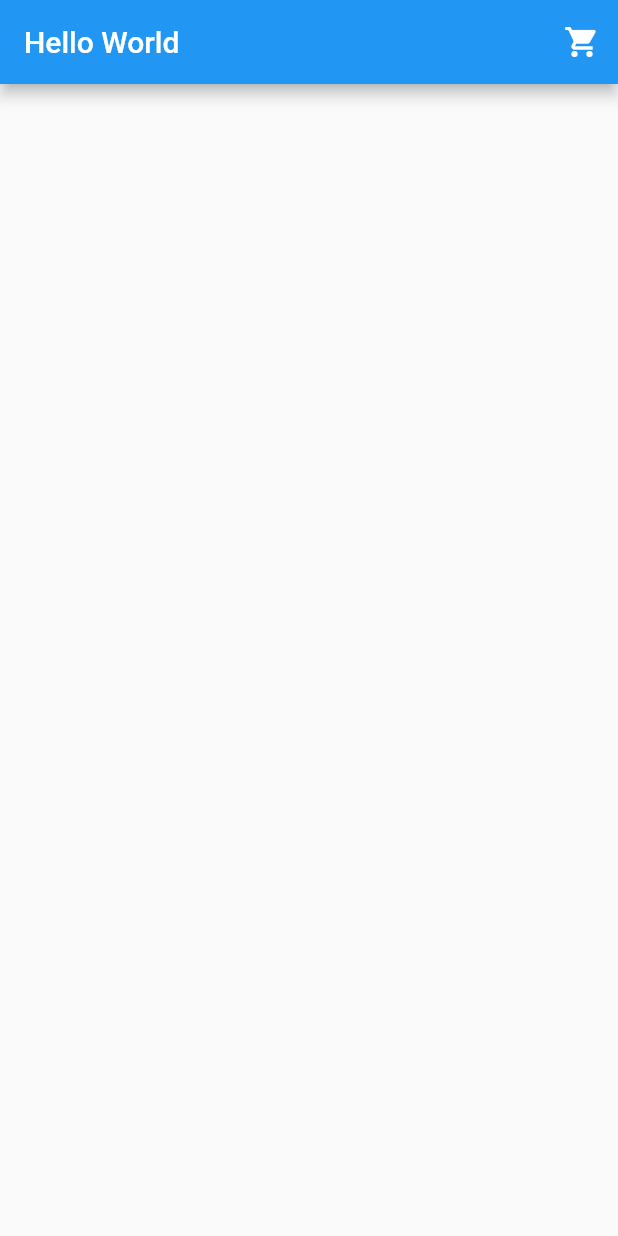
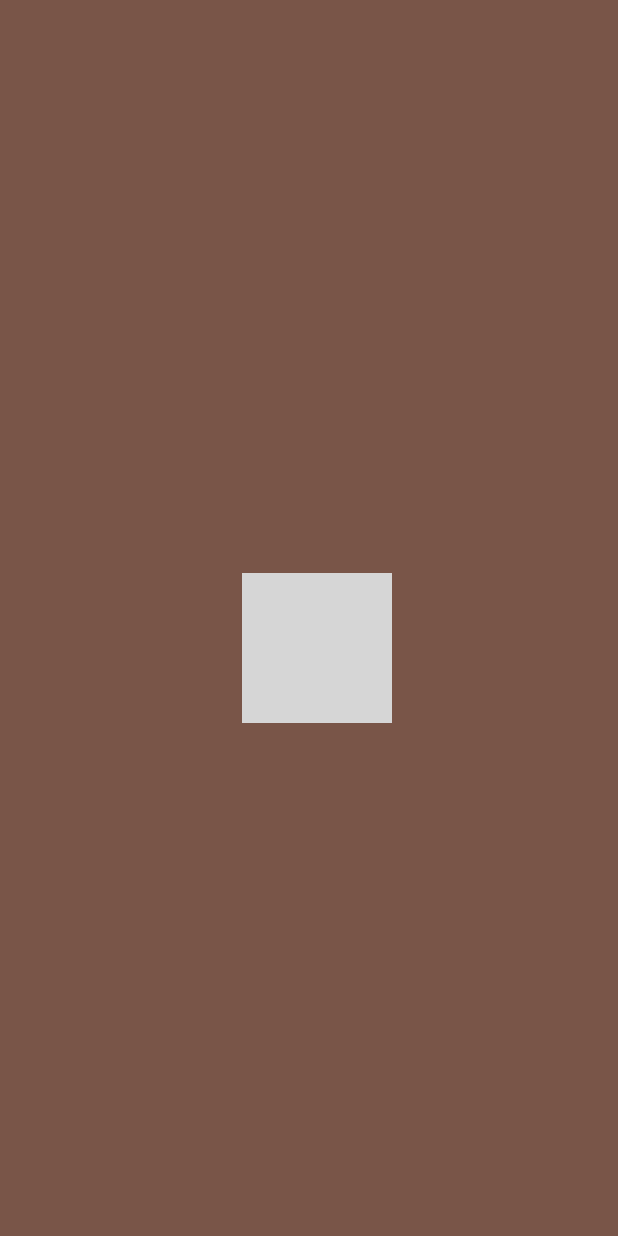
Before and after one commit to joaquinewha/Proyecto-Puma-Katari, a Flutter app: the screen it shows after launch, on a phone screen of 412 x 824 dp. Run offline on Flutter 3.47's test engine with Material 2 defaults, Android fonts, the phone set to English and light mode, and no system bars; grey boxes are pictures that could not be loaded.

Commit message:
Avance
Primary Changes

```diff
--- /dev/null
+++ b/buses_puma_gps/lib/Home.dart
@@ -0,0 +1,20 @@
+import 'package:buses_puma_gps/Widgets.dart';
+import 'package:flutter/cupertino.dart';
+import 'package:flutter/material.dart';
+
+class Home extends StatelessWidget{
+  @override
+  Widget build(BuildContext context) {
+    // TODO: implement build
+    return Container(
+        padding: EdgeInsets.only(left: 10.0, top: 40.0),
+        alignment: Alignment.center,
+        color: Colors.brown,
+          child: Padding(
+            padding: const EdgeInsets.all(8.0),
+            child: Puma(),
+          )
+
+    );
+  }
+}
--- a/buses_puma_gps/lib/main.dart
+++ b/buses_puma_gps/lib/main.dart
@@ -1,37 +1,34 @@
-// This sample shows adding an action to an [AppBar] that opens a shopping cart.
-
+import 'package:buses_puma_gps/Home.dart';
 import 'package:flutter/material.dart';
 
-void main() => runApp(MyApp());
-
+void main()=> runApp(MyApp());
 class MyApp extends StatelessWidget {
   // This widget is the root of your application.
   @override
   Widget build(BuildContext context) {
     return MaterialApp(
-      title: 'Flutter Code Sample for material.AppBar.actions',
+      title: 'PumaKatari',
       theme: ThemeData(
-        primarySwatch: Colors.blue,
+        primarySwatch: Colors.orange,
       ),
-      home: MyStatelessWidget(),
+      home: Home(),
     );
   }
 }
 
 class MyStatelessWidget extends StatelessWidget {
   MyStatelessWidget({Key key}) : super(key: key);
-
   @override
   Widget build(BuildContext context) {
     return Scaffold(
       appBar: AppBar(
-        title: Text('Hello World'),
+        title: Image.asset("/assets/La_Paz_Bus_logo.svg.png",height: 40.0,),
+        //Text('PumaKatari'),
         actions: <Widget>[
           IconButton(
-            icon: Icon(Icons.shopping_cart),
-            tooltip: 'Open shopping cart',
+            icon: Icon(Icons.gps_fixed),
+            tooltip: 'Abre su Ubicacion',
             onPressed: () {
-              // ...
             },
           ),
         ],
```
Also changed, not shown: buses_puma_gps/lib/Widgets.dart (added, +57 -0 lines), buses_puma_gps/pubspec.yaml (+5 -3 lines), buses_puma_gps/assets/LaPazBus.jpg (added), buses_puma_gps/assets/La_Paz_Bus_logo.svg.png (added), buses_puma_gps/assets/Puma.jpg (added), buses_puma_gps/assets/PumaSlogan.jpg (added), buses_puma_gps/assets/pumakatari.jpg (added).
